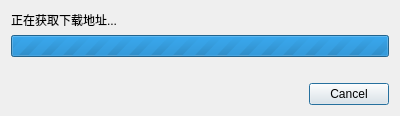
Before: the Qt Designer form src/updater/downloaddialog.ui in sxyzccr/CCR-Plus, drawn with Qt 5.
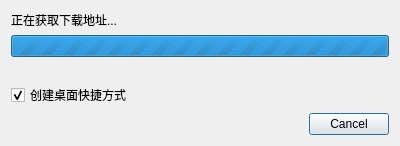
After: the same form once the commit is applied. Icons and pictures are not drawn.

Diff of the .ui file:
```diff
--- a/src/updater/downloaddialog.ui
+++ b/src/updater/downloaddialog.ui
@@ -60,6 +60,16 @@
      </property>
     </widget>
    </item>
+   <item>
+    <widget class="QCheckBox" name="checkBox">
+     <property name="text">
+      <string>创建桌面快捷方式</string>
+     </property>
+     <property name="checked">
+      <bool>true</bool>
+     </property>
+    </widget>
+   </item>
    <item>
     <widget class="QDialogButtonBox" name="buttonBox">
      <property name="orientation">
```
